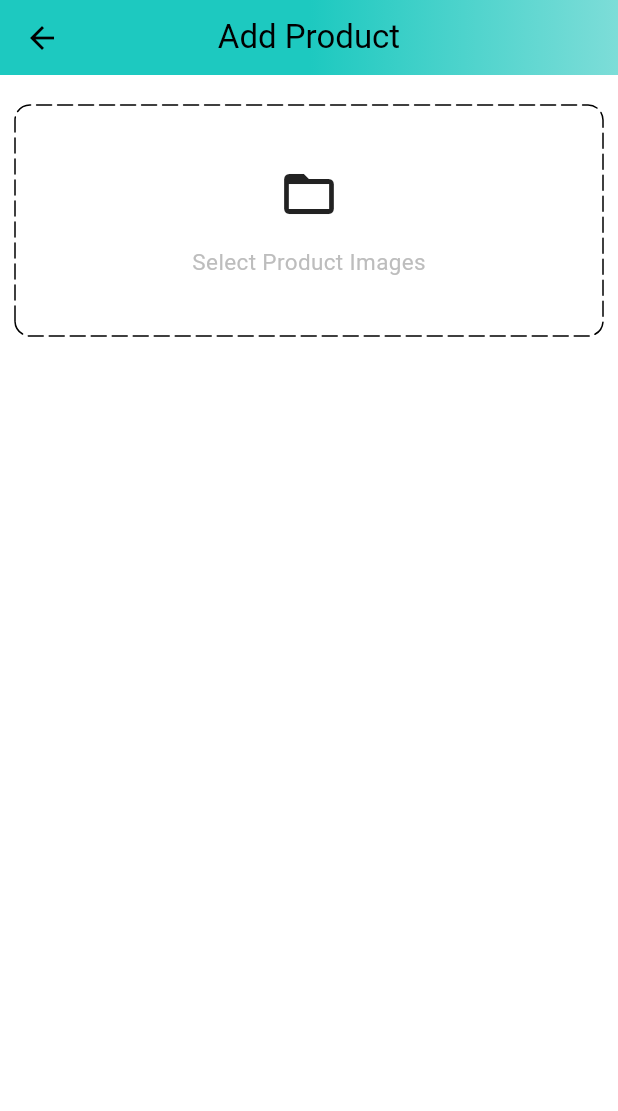
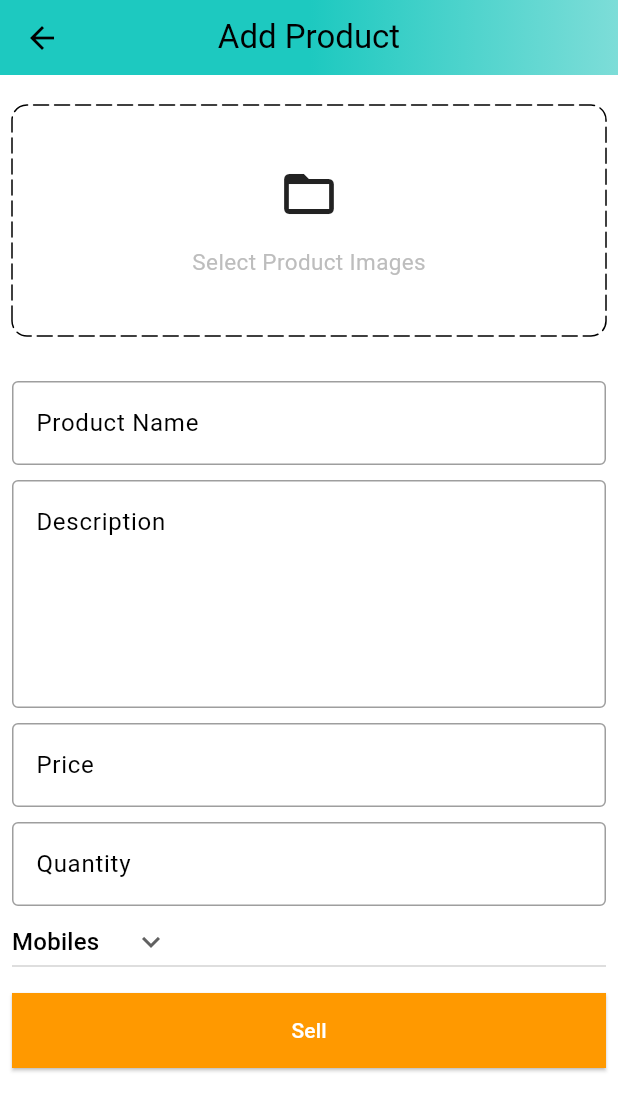
Before and after one commit to sadid369/e_commerce_app, a Flutter app: the AddProductScreen screen opened by its route, on a phone screen of 412 x 824 dp. Shown: the top 1111 px of the screen. Run offline on Flutter 3.47's test engine with Material 3 defaults, Android fonts, the phone set to English and light mode, and no system bars; drawn by our look-alikes of dotted_border; our stand-ins replace carousel_slider, file_picker, shared_preferences; accounts and stored records are empty.

```diff
--- a/lib/common/widgets/custom_text_field.dart
+++ b/lib/common/widgets/custom_text_field.dart
@@ -5,15 +5,18 @@ import 'package:flutter/widgets.dart';
 class CustomTextField extends StatelessWidget {
   final TextEditingController controller;
   final String hintText;
+  final int maxLine;
   const CustomTextField({
     Key? key,
     required this.controller,
     required this.hintText,
+    this.maxLine = 1,
   }) : super(key: key);
 
   @override
   Widget build(BuildContext context) {
     return TextFormField(
+      maxLines: maxLine,
       controller: controller,
       decoration: InputDecoration(
         hintText: hintText,
--- a/lib/features/admin/screens/add_product_screen.dart
+++ b/lib/features/admin/screens/add_product_screen.dart
@@ -1,5 +1,12 @@
+import 'dart:developer';
+import 'dart:io';
+
+import 'package:carousel_slider/carousel_slider.dart';
 import 'package:dotted_border/dotted_border.dart';
+import 'package:e_commerce_app/common/widgets/custom_button.dart';
+import 'package:e_commerce_app/common/widgets/custom_text_field.dart';
 import 'package:e_commerce_app/constants/global_variables.dart';
+import 'package:e_commerce_app/constants/utils.dart';
 import 'package:flutter/material.dart';
 
 class AddProductScreen extends StatefulWidget {
@@ -11,6 +18,36 @@ class AddProductScreen extends StatefulWidget {
 }
 
 class _AddProductScreenState extends State<AddProductScreen> {
+  final TextEditingController nameController = TextEditingController();
+  final TextEditingController descriptionController = TextEditingController();
+  final TextEditingController priceController = TextEditingController();
+  final TextEditingController quantityNameController = TextEditingController();
+  List<File> images = [];
+  @override
+  void dispose() {
+    super.dispose();
+    nameController.dispose();
+    descriptionController.dispose();
+    priceController.dispose();
+    quantityNameController.dispose();
+  }
+
+  String category = 'Mobiles';
+  List<String> productCategories = [
+    'Mobiles',
+    'Essentials',
+    'Appliances',
+    'Books',
+    'Fashion',
+  ];
+  void selectImages() async {
+    var res = await pickImages();
+    setState(() {
+      images.addAll(res);
+      log(images.length.toString());
+    });
+  }
+
   @override
   Widget build(BuildContext context) {
     return Scaffold(
@@ -29,13 +66,32 @@ class _AddProductScreenState extends State<AddProductScreen> {
       body: SingleChildScrollView(
         child: Form(
           child: Padding(
-            padding: const EdgeInsets.symmetric(horizontal: 10),
+            padding: const EdgeInsets.all(8),
             child: Column(
               children: [
                 const SizedBox(
-                  height: 20,
+                  height: 12,
                 ),
-                DottedBorder(
+                images.isNotEmpty
+                    ? CarouselSlider(
+                        items: images.map((e) {
+                          return Builder(
+                            builder: (context) => Image.file(
+                              e,
+                              fit: BoxFit.fitHeight,
+                              height: 300,
+                              width: double.infinity,
+                            ),
+                          );
+                        }).toList(),
+                        options: CarouselOptions(
+                          viewportFraction: 1,
+                          height: 200,
+                        ),
+                      )
+                    : GestureDetector(
+                        onTap: selectImages,
+                        child: DottedBorder(
                           borderType: BorderType.RRect,
                           radius: const Radius.circular(10),
                           dashPattern: const [10, 4],
@@ -62,11 +118,60 @@ class _AddProductScreenState extends State<AddProductScreen> {
                                     fontSize: 15,
                                     color: Colors.grey[400],
                                   ),
-                        )
+                                ),
                               ],
                             ),
                           ),
                         ),
+                      ),
+                const SizedBox(
+                  height: 30,
+                ),
+                CustomTextField(
+                    controller: nameController, hintText: "Product Name"),
+                const SizedBox(
+                  height: 10,
+                ),
+                CustomTextField(
+                    controller: nameController,
+                    maxLine: 5,
+                    hintText: "Description"),
+                const SizedBox(
+                  height: 10,
+                ),
+                CustomTextField(controller: nameController, hintText: "Price"),
+                const SizedBox(
+                  height: 10,
+                ),
+                CustomTextField(
+                  controller: nameController,
+                  hintText: "Quantity",
+                ),
+                SizedBox(
+                  width: double.infinity,
+                  child: DropdownButton(
+                    value: category,
+                    icon: const Icon(Icons.keyboard_arrow_down),
+                    items: productCategories.map((String item) {
+                      return DropdownMenuItem(
+                        value: item,
+                        child: Text(item),
+                      );
+                    }).toList(),
+                    onChanged: (String? value) {
+                      setState(() {
+                        category = value!;
+                      });
+                    },
+                  ),
+                ),
+                const SizedBox(
+                  height: 10,
+                ),
+                CustomButton(
+                  text: 'Sell',
+                  onTap: () {},
+                )
               ],
             ),
           ),
--- a/pubspec.yaml
+++ b/pubspec.yaml
@@ -40,6 +40,7 @@ dependencies:
   shared_preferences: ^2.2.2
   carousel_slider: ^4.2.1
   dotted_border: ^2.1.0
+  file_picker: ^6.1.1
 
 dev_dependencies:
   flutter_test:
```
Also changed, not shown: lib/constants/utils.dart (+20 -0 lines), pubspec.lock. Lines whose indentation alone changed are shown as unchanged.
